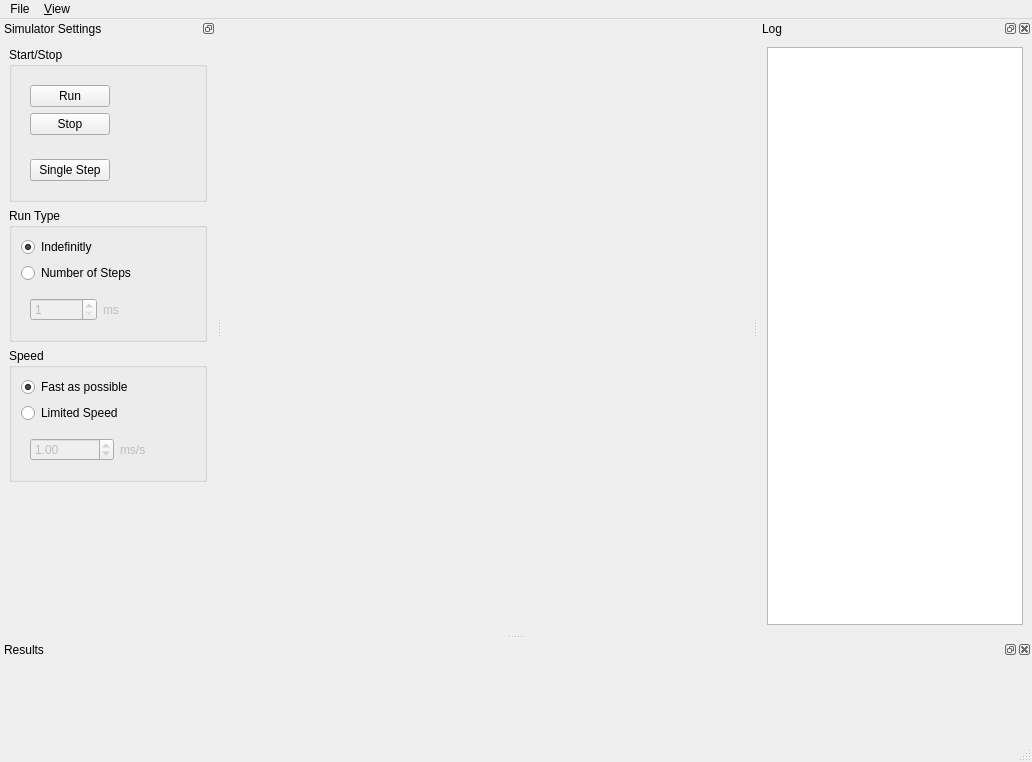
This is src/gui/wsnsim.ui in raxter/WSN_SWEB_sim as Qt 5 draws it before an edit. The edited form follows.
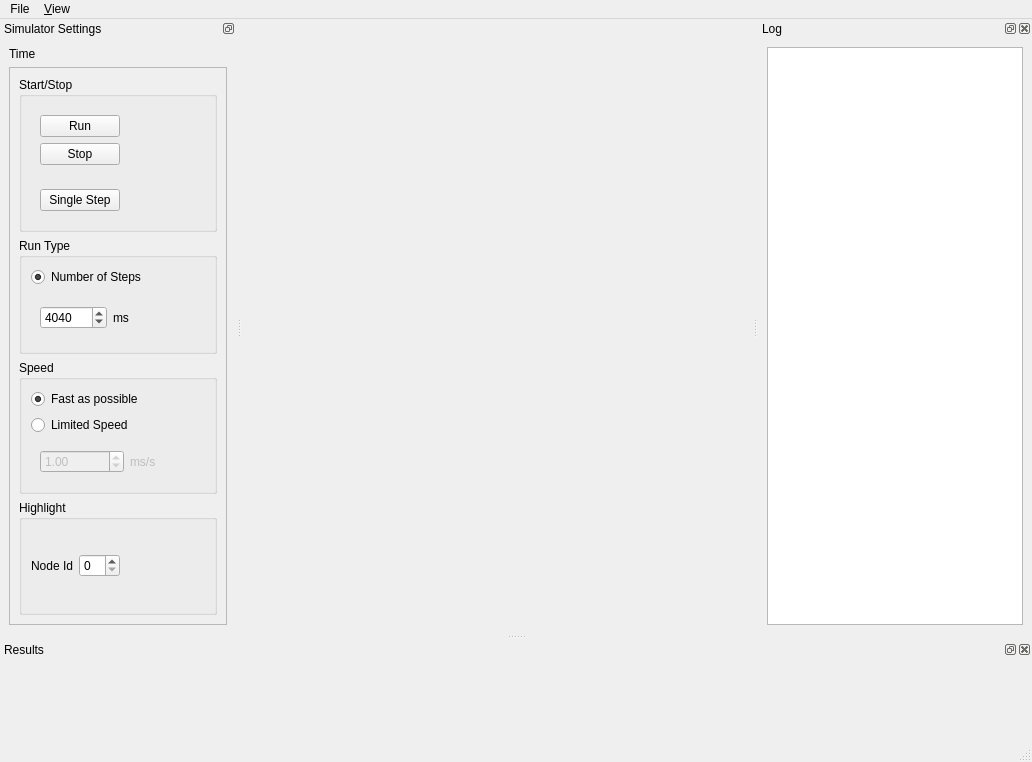
This is the edited form.

Patch:
```diff
--- a/src/gui/wsnsim.ui
+++ b/src/gui/wsnsim.ui
@@ -57,6 +57,28 @@
    <widget class="QWidget" name="dockWidgetContents">
     <layout class="QVBoxLayout" name="verticalLayout">
      <item>
+      <widget class="QLabel" name="currentTimeLabel">
+       <property name="text">
+        <string>Time</string>
+       </property>
+      </widget>
+     </item>
+     <item>
+      <widget class="QScrollArea" name="scrollArea">
+       <property name="widgetResizable">
+        <bool>true</bool>
+       </property>
+       <widget class="QWidget" name="scrollAreaWidgetContents">
+        <property name="geometry">
+         <rect>
+          <x>0</x>
+          <y>0</y>
+          <width>240</width>
+          <height>535</height>
+         </rect>
+        </property>
+        <layout class="QVBoxLayout" name="verticalLayout_7">
+         <item>
       <widget class="QGroupBox" name="groupBox_3">
        <property name="title">
         <string>Start/Stop</string>
@@ -142,27 +164,20 @@
         <string>Run Type</string>
        </property>
        <layout class="QVBoxLayout" name="verticalLayout_4">
-        <item>
-         <widget class="QRadioButton" name="radioButton">
-          <property name="text">
-           <string>Indefinitly</string>
-          </property>
-          <property name="checked">
-           <bool>true</bool>
-          </property>
-         </widget>
-        </item>
         <item>
          <widget class="QRadioButton" name="stepsRadioButton">
           <property name="text">
            <string>Number of Steps</string>
           </property>
+              <property name="checked">
+               <bool>true</bool>
+              </property>
          </widget>
         </item>
         <item>
          <widget class="QWidget" name="numberOfMsWidget" native="true">
           <property name="enabled">
-           <bool>false</bool>
+               <bool>true</bool>
           </property>
           <layout class="QHBoxLayout" name="horizontalLayout_5">
            <item>
@@ -173,6 +188,9 @@
              <property name="maximum">
               <number>100000</number>
              </property>
+                 <property name="value">
+                  <number>4040</number>
+                 </property>
             </widget>
            </item>
            <item>
@@ -270,17 +288,40 @@
       </widget>
      </item>
      <item>
-      <spacer name="verticalSpacer">
+          <widget class="QGroupBox" name="groupBox_4">
+           <property name="title">
+            <string>Highlight</string>
+           </property>
+           <layout class="QHBoxLayout" name="horizontalLayout_6">
+            <item>
+             <widget class="QLabel" name="label_3">
+              <property name="text">
+               <string>Node Id</string>
+              </property>
+             </widget>
+            </item>
+            <item>
+             <widget class="QSpinBox" name="highlightSpinBox"/>
+            </item>
+            <item>
+             <spacer name="horizontalSpacer_5">
        <property name="orientation">
-        <enum>Qt::Vertical</enum>
+               <enum>Qt::Horizontal</enum>
        </property>
        <property name="sizeHint" stdset="0">
         <size>
-         <width>20</width>
-         <height>40</height>
+                <width>40</width>
+                <height>20</height>
         </size>
        </property>
       </spacer>
+            </item>
+           </layout>
+          </widget>
+         </item>
+        </layout>
+       </widget>
+      </widget>
      </item>
     </layout>
    </widget>
```
Left out of the diff: 2 changed lines with no effect on the pictures. Lines whose indentation alone changed are shown as unchanged.
